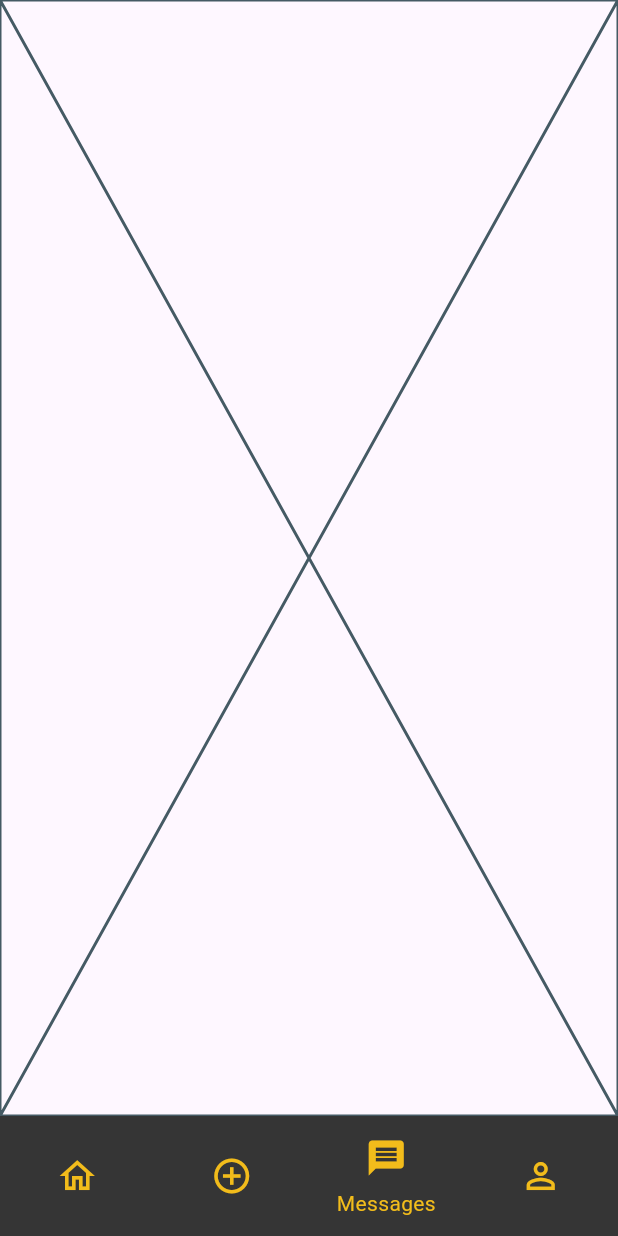
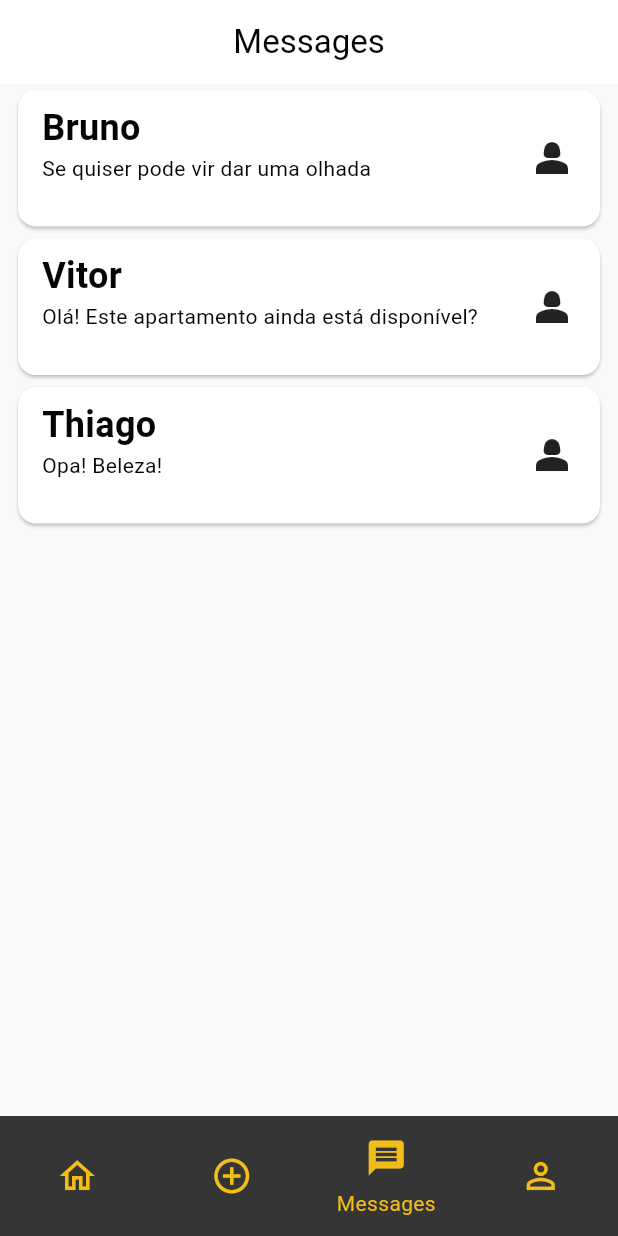
Before and after one commit to Vitorrecoaro/DevMovel-MeAjudaApe-Flutter, a Flutter app: the screen it shows after launch, item 3 of the bottom bar chosen, on a phone screen of 412 x 824 dp. Run offline on Flutter 3.47's test engine with Material 2 defaults, Android fonts, the phone set to English and light mode, and no system bars; our stand-ins replace carousel_slider, shared_preferences; generated files the repository leaves out were written again; network calls fail.

Commit message:
add: Tela de mensagens

```diff
--- a/lib/classes/custom_color_theme.dart
+++ b/lib/classes/custom_color_theme.dart
@@ -4,6 +4,6 @@ class CustomColorTheme {
   static Color primaryColor = const Color(0xFFF2BC1B);
   static Color secondaryColor = const Color(0xFFD9831A);
   static Color tertiaryColor = const Color(0xFF353535);
-  static Color onSurfaceColor = const Color(0xFFF9F9F9);
-  static Color backgroudColor = const Color(0xFFFFFFFF);
+  static Color surfaceColor = const Color(0xFFF9F9F9);
+  static Color backgroundColor = const Color(0xFFFFFFFF);
 }
--- /dev/null
+++ b/lib/components/contato.card.dart
@@ -0,0 +1,54 @@
+import 'package:dev_movel_me_ajuda_ape/classes/custom_color_theme.dart';
+import 'package:flutter/material.dart';
+
+class ContatoCard extends StatelessWidget {
+  final String nomeContato;
+  final String ultimaMsg;
+  const ContatoCard(
+      {super.key, required this.nomeContato, required this.ultimaMsg});
+
+  @override
+  Widget build(BuildContext context) {
+    return GestureDetector(
+      onTap: () {
+        Navigator.pushNamed(context, "/msg", arguments: nomeContato);
+      },
+      child: Card(
+        color: CustomColorTheme.backgroundColor,
+        child: Padding(
+          padding: const EdgeInsets.symmetric(
+            vertical: 8.0,
+            horizontal: 16.0,
+          ),
+          child: SizedBox(
+            height: 75,
+            child: Row(
+              crossAxisAlignment: CrossAxisAlignment.center,
+              children: [
+                Expanded(
+                  child: Column(
+                    crossAxisAlignment: CrossAxisAlignment.start,
+                    children: [
+                      Text(
+                        nomeContato,
+                        style: const TextStyle(
+                          fontSize: 24,
+                          fontWeight: FontWeight.bold,
+                        ),
+                      ),
+                      Text(ultimaMsg),
+                    ],
+                  ),
+                ),
+                const Icon(
+                  Icons.person_2,
+                  size: 32,
+                )
+              ],
+            ),
+          ),
+        ),
+      ),
+    );
+  }
+}
--- a/lib/components/imovel.card.skeleton.dart
+++ b/lib/components/imovel.card.skeleton.dart
@@ -99,7 +99,7 @@ class _ImovelCardSkeletonState extends State<ImovelCardSkeleton>
                       padding: const EdgeInsets.all(12.0),
                       decoration: BoxDecoration(
                         shape: BoxShape.circle,
-                        color: CustomColorTheme.onSurfaceColor,
+                        color: CustomColorTheme.surfaceColor,
                       ),
                       child: Icon(
                         Icons.favorite_border,
--- a/lib/main.dart
+++ b/lib/main.dart
@@ -44,6 +44,19 @@ class MyApp extends StatelessWidget {
           appBarTheme: const AppBarTheme(
             backgroundColor: Colors.white,
           ),
+          colorScheme: ColorScheme(
+            primary: CustomColorTheme.primaryColor,
+            onPrimary: CustomColorTheme.tertiaryColor,
+            secondary: CustomColorTheme.secondaryColor,
+            onSecondary: const Color(0xFF050505),
+            surface: CustomColorTheme.surfaceColor,
+            onSurface: const Color(0xFF050505),
+            error: const Color(0xFFDC3545),
+            onError: Colors.white,
+            background: Colors.white,
+            onBackground: Colors.black,
+            brightness: Brightness.light,
+          ),
           inputDecorationTheme: const InputDecorationTheme(),
           navigationBarTheme: NavigationBarThemeData(
             backgroundColor: CustomColorTheme.tertiaryColor,
--- /dev/null
+++ b/lib/pages/mensagens.page.dart
@@ -0,0 +1,37 @@
+import 'package:dev_movel_me_ajuda_ape/components/contato.card.dart';
+import 'package:flutter/material.dart';
+import 'package:flutter_gen/gen_l10n/app_localizations.dart';
+
+class MensagensPage extends StatelessWidget {
+  MensagensPage({super.key});
+
+  final contatos = [
+    "Bruno",
+    "Vitor",
+    "Thiago",
+  ];
+  final ultimasMsgs = [
+    "Se quiser pode vir dar uma olhada",
+    "Olá! Este apartamento ainda está disponível?",
+    "Opa! Beleza!",
+  ];
+
+  @override
+  Widget build(BuildContext context) {
+    AppLocalizations _localizations = AppLocalizations.of(context)!;
+
+    return Scaffold(
+      appBar: AppBar(
+        title: Text(_localizations.messages),
+        centerTitle: true,
+      ),
+      body: Padding(
+        padding: const EdgeInsets.symmetric(horizontal: 8.0),
+        child: ListView.builder(
+            itemCount: contatos.length,
+            itemBuilder: (buildContext, idx) => ContatoCard(
+                nomeContato: contatos[idx], ultimaMsg: ultimasMsgs[idx])),
+      ),
+    );
+  }
+}
--- a/lib/pages/novo.imovel.form2.page.dart
+++ b/lib/pages/novo.imovel.form2.page.dart
@@ -178,7 +178,10 @@ class _NovoImovelForms2State extends State<NovoImovelForms2> {
                             vertical: 10, horizontal: 40)),
                     child: Text(
                       _localization.goon,
-                      style: TextStyle(fontSize: 15, color: Color(0xFFF2BC1B)),
+                      style: const TextStyle(
+                        fontSize: 15,
+                        color: Color(0xFFF2BC1B),
+                      ),
                     ),
                   ),
                 ],
--- a/lib/pages/principal.page.dart
+++ b/lib/pages/principal.page.dart
@@ -1,5 +1,7 @@
+import 'package:dev_movel_me_ajuda_ape/pages/mensagens.page.dart';
 import 'package:dev_movel_me_ajuda_ape/pages/novo.imovel.form1.page.dart';
 import 'package:dev_movel_me_ajuda_ape/pages/imoveis.page.dart';
+import 'package:dev_movel_me_ajuda_ape/pages/profile.page.dart';
 import 'package:flutter/material.dart';
 import 'package:provider/provider.dart';
 import 'package:flutter_gen/gen_l10n/app_localizations.dart';
@@ -18,13 +20,8 @@ class MainPage extends StatelessWidget {
       body: [
         const ImoveisPage(),
         const NovoImovelForms(),
-        const Placeholder(),
-        Container(
-          color: Colors.blue,
-          child: const Center(
-            child: Text("Profile page"),
-          ),
-        ),
+        MensagensPage(),
+        const ProfileFragment()
       ][mainState.idxNavBar],
       bottomNavigationBar: NavigationBar(
         onDestinationSelected: (idx) => mainState.setIdx(idx),
```
Also changed, not shown: lib/components/imovel.card.dart (+6 -2 lines), lib/pages/chat.page.dart (+3 -4 lines), lib/pages/descricao.page.dart (+7 -2 lines), lib/pages/profile.page.dart (+86 -70 lines), pubspec.lock.
